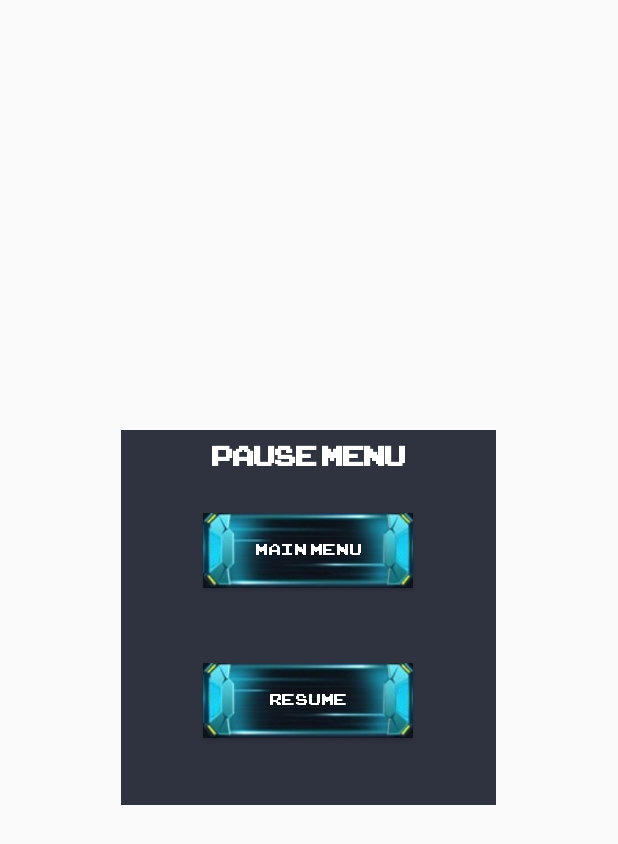
After one commit to ecs160ss12019/StackOverflow, an Android app: the layout pause_menu.xml on its own in the app's theme, with its tools: preview values and no code run, on a phone screen of 412 x 824 dp. The commit adds this screen. Shown: the top 844 px of the screen. Run offline under Robolectric (Android 15) with nearby library versions, the phone set to English and light mode, and no system bars.

Commit message:
Implement Pause menu
Design change: use FrameLayout and Relativeout for game page
Pause menu: Use Dialog as pop up menu
Pause menu contains "resume" and "main menu" buttons

```diff
--- a/app/src/main/AndroidManifest.xml
+++ b/app/src/main/AndroidManifest.xml
@@ -34,7 +34,7 @@
             android:name=".MalwareInvaderActivity"
             android:screenOrientation="portrait"
             android:theme="@style/Theme.AppCompat.Light.NoActionBar.FullScreen" />
-        <activity android:name=".userInput"
+        <activity android:name=".GameoverPop"
             android:screenOrientation="portrait"
             android:theme="@style/Theme.AppCompat.Light.NoActionBar.FullScreen"></activity>
     </application>
--- a/app/src/main/java/com/stackoverflow/malwareinvaders/main_functions/ActivitySetting.java
+++ b/app/src/main/java/com/stackoverflow/malwareinvaders/main_functions/ActivitySetting.java
@@ -11,7 +11,7 @@ public class ActivitySetting extends AppCompatActivity {
     @Override
     protected void onCreate(Bundle savedInstanceState) {
         super.onCreate(savedInstanceState);
-        setContentView(R.layout.activity_setting);
+        setContentView(R.layout.activity_level);
 
         Button buttonBack = findViewById(R.id.backbutton);
         buttonBack.setOnClickListener(new View.OnClickListener() {
--- a/app/src/main/res/layout/activity_user_input.xml
+++ b/app/src/main/res/layout/activity_user_input.xml
@@ -4,7 +4,7 @@
     xmlns:tools="http://schemas.android.com/tools"
     android:layout_width="match_parent"
     android:layout_height="match_parent"
-    tools:context="com.stackoverflow.malwareinvaders.main_functions.userInput">
+    tools:context="com.stackoverflow.malwareinvaders.main_functions.GameoverPop">
 
     <TextView
         android:id="@+id/textView1"
--- /dev/null
+++ b/app/src/main/res/layout/pause_menu.xml
@@ -0,0 +1,46 @@
+<?xml version="1.0" encoding="utf-8"?>
+<LinearLayout xmlns:android="http://schemas.android.com/apk/res/android"
+    android:orientation="vertical"
+    android:layout_width="250dp"
+    android:layout_height="250dp"
+    android:background="@color/colorPrimaryDark"
+    android:padding="5dp"
+    android:layout_gravity="center">
+    <TextView
+        android:layout_width="wrap_content"
+        android:layout_height="50dp"
+        android:textSize="25dp"
+        android:textColor="@color/colorWhite"
+        android:text = "Pause Menu"
+        android:fontFamily="@font/arcadeclassic"
+        android:textStyle="bold"
+        android:layout_gravity="center"
+        />
+
+    <Button
+        android:id="@+id/mainMenu"
+        android:layout_width="140dp"
+        android:layout_height="50dp"
+        android:textColor="@color/colorWhite"
+        android:textSize="15dp"
+        android:layout_gravity="center"
+        android:fontFamily="@font/arcadeclassic"
+        android:text = "Main Menu"
+        android:background="@drawable/button"
+        />
+
+    <Button
+        android:id="@+id/resume"
+        android:layout_width="140dp"
+        android:layout_height="50dp"
+        android:layout_marginTop="50dp"
+        android:textColor="@color/colorWhite"
+        android:textSize="15dp"
+        android:layout_gravity="center"
+        android:fontFamily="@font/arcadeclassic"
+        android:text = "Resume"
+        android:background="@drawable/button"
+        />
+
+
+</LinearLayout>
--- a/app/src/main/res/values/colors.xml
+++ b/app/src/main/res/values/colors.xml
@@ -1,6 +1,10 @@
 <?xml version="1.0" encoding="utf-8"?>
 <resources>
     <color name="colorPrimary">#3F51B5</color>
-    <color name="colorPrimaryDark">#303F9F</color>
+    <color name="colorPrimaryDark">#2f333f</color>
+    <color name="colorBluelight">#49acd5</color>
+    <color name="colorOrgange">#eaad43</color>
+    <color name="colorGreen">#45bc62</color>
+    <color name="colorWhite">#fff</color>
     <color name="colorAccent">#FF4081</color>
 </resources>
```
Also changed, not shown: app/src/main/java/com/stackoverflow/malwareinvaders/main_functions/ActivityPause.java (deleted, +0 -35 lines), app/src/main/java/com/stackoverflow/malwareinvaders/main_functions/GameoverPop.java (added, +38 -0 lines), app/src/main/java/com/stackoverflow/malwareinvaders/main_functions/MalwareInvader.java (+19 -46 lines), app/src/main/java/com/stackoverflow/malwareinvaders/main_functions/MalwareInvaderActivity.java (+51 -12 lines), app/src/main/java/com/stackoverflow/malwareinvaders/main_functions/userInput.java (deleted, +0 -38 lines), app/src/main/res/layout/activity_game.xml (added, +15 -0 lines), app/src/main/res/layout/activity_malware_invader.xml (deleted, +0 -13 lines), app/src/main/res/layout/activity_pause.xml (deleted, +0 -45 lines), app/src/main/res/drawable/pause.png (added), app/src/main/res/font/arcadeclassic.TTF (added), app/src/main/res/layout/activity_level.xml (renamed from app/src/main/res/layout/activity_setting.xml), 379 other files.
